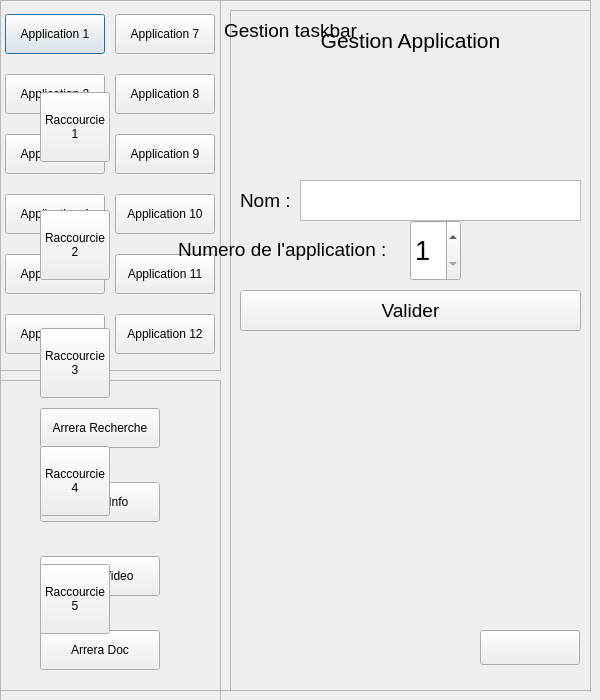
This is cdaparaarreralib.ui in Arrera-Software/Arrera-Interface as Qt 5 draws it before an edit. The edited form follows.
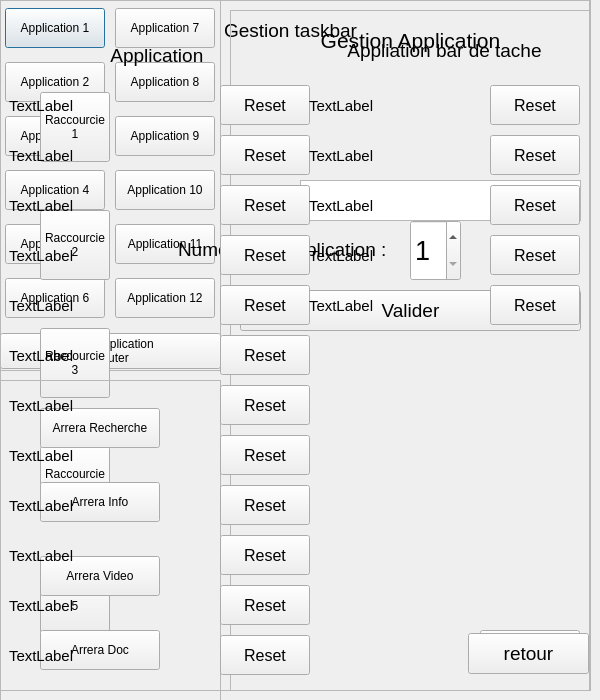
This is the edited form. Icons and pictures are not drawn.

Commit message: Ajout UIX historique APP

What changed in the file:
```diff
--- a/cdaparaarreralib.ui
+++ b/cdaparaarreralib.ui
@@ -46,7 +46,7 @@
       <x>0</x>
       <y>0</y>
       <width>111</width>
-      <height>371</height>
+      <height>331</height>
      </rect>
     </property>
     <layout class="QVBoxLayout" name="verticalLayout">
@@ -178,7 +178,7 @@
       <x>110</x>
       <y>0</y>
       <width>111</width>
-      <height>371</height>
+      <height>331</height>
      </rect>
     </property>
     <layout class="QVBoxLayout" name="verticalLayout_3">
@@ -301,6 +301,26 @@
      </item>
     </layout>
    </widget>
+   <widget class="QWidget" name="horizontalLayoutWidget">
+    <property name="geometry">
+     <rect>
+      <x>0</x>
+      <y>330</y>
+      <width>221</width>
+      <height>42</height>
+     </rect>
+    </property>
+    <layout class="QHBoxLayout" name="horizontalLayout">
+     <item>
+      <widget class="QPushButton" name="IDC_APPHISTORIC">
+       <property name="text">
+        <string>Liste Application
+ajouter</string>
+       </property>
+      </widget>
+     </item>
+    </layout>
+   </widget>
   </widget>
   <widget class="QFrame" name="FArreraApp">
    <property name="geometry">
@@ -758,10 +778,921 @@
     </property>
    </widget>
   </widget>
-  <zorder>FArreraApp</zorder>
+  <widget class="QFrame" name="FHISTORICAPP">
+   <property name="geometry">
+    <rect>
+     <x>-1</x>
+     <y>0</y>
+     <width>591</width>
+     <height>691</height>
+    </rect>
+   </property>
+   <property name="frameShape">
+    <enum>QFrame::StyledPanel</enum>
+   </property>
+   <property name="frameShadow">
+    <enum>QFrame::Raised</enum>
+   </property>
+   <widget class="QWidget" name="horizontalLayoutWidget_2">
+    <property name="geometry">
+     <rect>
+      <x>10</x>
+      <y>180</y>
+      <width>301</width>
+      <height>51</height>
+     </rect>
+    </property>
+    <layout class="QHBoxLayout" name="horizontalLayout_3">
+     <item>
+      <widget class="QLabel" name="IDC_RAC3">
+       <property name="font">
+        <font>
+         <pointsize>11</pointsize>
+        </font>
+       </property>
+       <property name="text">
+        <string>TextLabel</string>
+       </property>
+      </widget>
+     </item>
+     <item>
+      <widget class="QPushButton" name="IDC_RESETRAC3">
+       <property name="minimumSize">
+        <size>
+         <width>90</width>
+         <height>40</height>
+        </size>
+       </property>
+       <property name="maximumSize">
+        <size>
+         <width>90</width>
+         <height>40</height>
+        </size>
+       </property>
+       <property name="font">
+        <font>
+         <pointsize>12</pointsize>
+        </font>
+       </property>
+       <property name="text">
+        <string>Reset</string>
+       </property>
+      </widget>
+     </item>
+    </layout>
+   </widget>
+   <widget class="QWidget" name="horizontalLayoutWidget_4">
+    <property name="geometry">
+     <rect>
+      <x>10</x>
+      <y>130</y>
+      <width>301</width>
+      <height>51</height>
+     </rect>
+    </property>
+    <layout class="QHBoxLayout" name="horizontalLayout_5">
+     <item>
+      <widget class="QLabel" name="IDC_RAC2">
+       <property name="font">
+        <font>
+         <pointsize>11</pointsize>
+        </font>
+       </property>
+       <property name="text">
+        <string>TextLabel</string>
+       </property>
+      </widget>
+     </item>
+     <item>
+      <widget class="QPushButton" name="IDC_RESETRAC2">
+       <property name="minimumSize">
+        <size>
+         <width>90</width>
+         <height>40</height>
+        </size>
+       </property>
+       <property name="maximumSize">
+        <size>
+         <width>90</width>
+         <height>40</height>
+        </size>
+       </property>
+       <property name="font">
+        <font>
+         <pointsize>12</pointsize>
+        </font>
+       </property>
+       <property name="text">
+        <string>Reset</string>
+       </property>
+      </widget>
+     </item>
+    </layout>
+   </widget>
+   <widget class="QWidget" name="horizontalLayoutWidget_5">
+    <property name="geometry">
+     <rect>
+      <x>10</x>
+      <y>630</y>
+      <width>301</width>
+      <height>51</height>
+     </rect>
+    </property>
+    <layout class="QHBoxLayout" name="horizontalLayout_6">
+     <item>
+      <widget class="QLabel" name="IDC_RAC12">
+       <property name="font">
+        <font>
+         <pointsize>11</pointsize>
+        </font>
+       </property>
+       <property name="text">
+        <string>TextLabel</string>
+       </property>
+      </widget>
+     </item>
+     <item>
+      <widget class="QPushButton" name="IDC_RESETRAC12">
+       <property name="minimumSize">
+        <size>
+         <width>90</width>
+         <height>40</height>
+        </size>
+       </property>
+       <property name="maximumSize">
+        <size>
+         <width>90</width>
+         <height>40</height>
+        </size>
+       </property>
+       <property name="font">
+        <font>
+         <pointsize>12</pointsize>
+        </font>
+       </property>
+       <property name="text">
+        <string>Reset</string>
+       </property>
+      </widget>
+     </item>
+    </layout>
+   </widget>
+   <widget class="QWidget" name="horizontalLayoutWidget_6">
+    <property name="geometry">
+     <rect>
+      <x>10</x>
+      <y>580</y>
+      <width>301</width>
+      <height>51</height>
+     </rect>
+    </property>
+    <layout class="QHBoxLayout" name="horizontalLayout_7">
+     <item>
+      <widget class="QLabel" name="IDC_RAC11">
+       <property name="font">
+        <font>
+         <pointsize>11</pointsize>
+        </font>
+       </property>
+       <property name="text">
+        <string>TextLabel</string>
+       </property>
+      </widget>
+     </item>
+     <item>
+      <widget class="QPushButton" name="IDC_RESETRAC11">
+       <property name="minimumSize">
+        <size>
+         <width>90</width>
+         <height>40</height>
+        </size>
+       </property>
+       <property name="maximumSize">
+        <size>
+         <width>90</width>
+         <height>40</height>
+        </size>
+       </property>
+       <property name="font">
+        <font>
+         <pointsize>12</pointsize>
+        </font>
+       </property>
+       <property name="text">
+        <string>Reset</string>
+       </property>
+      </widget>
+     </item>
+    </layout>
+   </widget>
+   <widget class="QWidget" name="horizontalLayoutWidget_7">
+    <property name="geometry">
+     <rect>
+      <x>10</x>
+      <y>530</y>
+      <width>301</width>
+      <height>51</height>
+     </rect>
+    </property>
+    <layout class="QHBoxLayout" name="horizontalLayout_8">
+     <item>
+      <widget class="QLabel" name="IDC_RAC10">
+       <property name="font">
+        <font>
+         <pointsize>11</pointsize>
+        </font>
+       </property>
+       <property name="text">
+        <string>TextLabel</string>
+       </property>
+      </widget>
+     </item>
+     <item>
+      <widget class="QPushButton" name="IDC_RESETRAC10">
+       <property name="minimumSize">
+        <size>
+         <width>90</width>
+         <height>40</height>
+        </size>
+       </property>
+       <property name="maximumSize">
+        <size>
+         <width>90</width>
+         <height>40</height>
+        </size>
+       </property>
+       <property name="font">
+        <font>
+         <pointsize>12</pointsize>
+        </font>
+       </property>
+       <property name="text">
+        <string>Reset</string>
+       </property>
+      </widget>
+     </item>
+    </layout>
+   </widget>
+   <widget class="QWidget" name="horizontalLayoutWidget_8">
+    <property name="geometry">
+     <rect>
+      <x>10</x>
+      <y>480</y>
+      <width>301</width>
+      <height>51</height>
+     </rect>
+    </property>
+    <layout class="QHBoxLayout" name="horizontalLayout_9">
+     <item>
+      <widget class="QLabel" name="IDC_RAC9">
+       <property name="font">
+        <font>
+         <pointsize>11</pointsize>
+        </font>
+       </property>
+       <property name="text">
+        <string>TextLabel</string>
+       </property>
+      </widget>
+     </item>
+     <item>
+      <widget class="QPushButton" name="IDC_RESETRAC9">
+       <property name="minimumSize">
+        <size>
+         <width>90</width>
+         <height>40</height>
+        </size>
+       </property>
+       <property name="maximumSize">
+        <size>
+         <width>90</width>
+         <height>40</height>
+        </size>
+       </property>
+       <property name="font">
+        <font>
+         <pointsize>12</pointsize>
+        </font>
+       </property>
+       <property name="text">
+        <string>Reset</string>
+       </property>
+      </widget>
+     </item>
+    </layout>
+   </widget>
+   <widget class="QWidget" name="horizontalLayoutWidget_9">
+    <property name="geometry">
+     <rect>
+      <x>10</x>
+      <y>430</y>
+      <width>301</width>
+      <height>51</height>
+     </rect>
+    </property>
+    <layout class="QHBoxLayout" name="horizontalLayout_10">
+     <item>
+      <widget class="QLabel" name="IDC_RAC8">
+       <property name="font">
+        <font>
+         <pointsize>11</pointsize>
+        </font>
+       </property>
+       <property name="text">
+        <string>TextLabel</string>
+       </property>
+      </widget>
+     </item>
+     <item>
+      <widget class="QPushButton" name="IDC_RESETRAC8">
+       <property name="minimumSize">
+        <size>
+         <width>90</width>
+         <height>40</height>
+        </size>
+       </property>
+       <property name="maximumSize">
+        <size>
+         <width>90</width>
+         <height>40</height>
+        </size>
+       </property>
+       <property name="font">
+        <font>
+         <pointsize>12</pointsize>
+        </font>
+       </property>
+       <property name="text">
+        <string>Reset</string>
+       </property>
+      </widget>
+     </item>
+    </layout>
+   </widget>
+   <widget class="QWidget" name="horizontalLayoutWidget_10">
+    <property name="geometry">
+     <rect>
+      <x>10</x>
+      <y>380</y>
+      <width>301</width>
+      <height>51</height>
+     </rect>
+    </property>
+    <layout class="QHBoxLayout" name="horizontalLayout_11">
+     <item>
+      <widget class="QLabel" name="IDC_RAC7">
+       <property name="font">
+        <font>
+         <pointsize>11</pointsize>
+        </font>
+       </property>
+       <property name="text">
+        <string>TextLabel</string>
+       </property>
+      </widget>
+     </item>
+     <item>
+      <widget class="QPushButton" name="IDC_RESETRAC7">
+       <property name="minimumSize">
+        <size>
+         <width>90</width>
+         <height>40</height>
+        </size>
+       </property>
+       <property name="maximumSize">
+        <size>
+         <width>90</width>
+         <height>40</height>
+        </size>
+       </property>
+       <property name="font">
+        <font>
+         <pointsize>12</pointsize>
+        </font>
+       </property>
+       <property name="text">
+        <string>Reset</string>
+       </property>
+      </widget>
+     </item>
+    </layout>
+   </widget>
+   <widget class="QWidget" name="horizontalLayoutWidget_11">
+    <property name="geometry">
+     <rect>
+      <x>10</x>
+      <y>330</y>
+      <width>301</width>
+      <height>51</height>
+     </rect>
+    </property>
+    <layout class="QHBoxLayout" name="horizontalLayout_12">
+     <item>
+      <widget class="QLabel" name="IDC_RAC6">
+       <property name="font">
+        <font>
+         <pointsize>11</pointsize>
+        </font>
+       </property>
+       <property name="text">
+        <string>TextLabel</string>
+       </property>
+      </widget>
+     </item>
+     <item>
+      <widget class="QPushButton" name="IDC_RESETRAC6">
+       <property name="minimumSize">
+        <size>
+         <width>90</width>
+         <height>40</height>
+        </size>
+       </property>
+       <property name="maximumSize">
+        <size>
+         <width>90</width>
+         <height>40</height>
+        </size>
+       </property>
+       <property name="font">
+        <font>
+         <pointsize>12</pointsize>
+        </font>
+       </property>
+       <property name="text">
+        <string>Reset</string>
+       </property>
+      </widget>
+     </item>
+    </layout>
+   </widget>
+   <widget class="QWidget" name="horizontalLayoutWidget_12">
+    <property name="geometry">
+     <rect>
+      <x>10</x>
+      <y>280</y>
+      <width>301</width>
+      <height>51</height>
+     </rect>
+    </property>
+    <layout class="QHBoxLayout" name="horizontalLayout_13">
+     <item>
+      <widget class="QLabel" name="IDC_RAC5">
+       <property name="font">
+        <font>
+         <pointsize>11</pointsize>
+        </font>
+       </property>
+       <property name="text">
+        <string>TextLabel</string>
+       </property>
+      </widget>
+     </item>
+     <item>
+      <widget class="QPushButton" name="IDC_RESETRAC5">
+       <property name="minimumSize">
+        <size>
+         <width>90</width>
+         <height>40</height>
+        </size>
+       </property>
+       <property name="maximumSize">
+        <size>
+         <width>90</width>
+         <height>40</height>
+        </size>
+       </property>
+       <property name="font">
+        <font>
+         <pointsize>12</pointsize>
+        </font>
+       </property>
+       <property name="text">
+        <string>Reset</string>
+       </property>
+      </widget>
+     </item>
+    </layout>
+   </widget>
+   <widget class="QWidget" name="horizontalLayoutWidget_13">
+    <property name="geometry">
+     <rect>
+      <x>10</x>
+      <y>230</y>
+      <width>301</width>
+      <height>51</height>
+     </rect>
+    </property>
+    <layout class="QHBoxLayout" name="horizontalLayout_14">
+     <item>
+      <widget class="QLabel" name="IDC_RAC4">
+       <property name="font">
+        <font>
+         <pointsize>11</pointsize>
+        </font>
+       </property>
+       <property name="text">
+        <string>TextLabel</string>
+       </property>
+      </widget>
+     </item>
+     <item>
+      <widget class="QPushButton" name="IDC_RESETRAC4">
+       <property name="minimumSize">
+        <size>
+         <width>90</width>
+         <height>40</height>
+        </size>
+       </property>
+       <property name="maximumSize">
+        <size>
+         <width>90</width>
+         <height>40</height>
+        </size>
+       </property>
+       <property name="font">
+        <font>
+         <pointsize>12</pointsize>
+        </font>
+       </property>
+       <property name="text">
+        <string>Reset</string>
+       </property>
+      </widget>
+     </item>
+    </layout>
+   </widget>
+   <widget class="QWidget" name="horizontalLayoutWidget_3">
+    <property name="geometry">
+     <rect>
+      <x>10</x>
+      <y>80</y>
+      <width>301</width>
+      <height>51</height>
+     </rect>
+    </property>
+    <layout class="QHBoxLayout" name="horizontalLayout_4">
+     <item>
+      <widget class="QLabel" name="IDC_RAC1">
+       <property name="font">
+        <font>
+         <pointsize>11</pointsize>
+        </font>
+       </property>
+       <property name="text">
+        <string>TextLabel</string>
+       </property>
+       <property name="scaledContents">
+        <bool>false</bool>
+       </property>
+      </widget>
+     </item>
+     <item>
+      <widget class="QPushButton" name="IDC_RESETRAC1">
+       <property name="minimumSize">
+        <size>
+         <width>90</width>
+         <height>40</height>
+        </size>
+       </property>
+       <property name="maximumSize">
+        <size>
+         <width>90</width>
+         <height>40</height>
+        </size>
+       </property>
+       <property name="font">
+        <font>
+         <pointsize>12</pointsize>
+        </font>
+       </property>
+       <property name="text">
+        <string>Reset</string>
+       </property>
+      </widget>
+     </item>
+    </layout>
+   </widget>
+   <widget class="QLabel" name="label">
+    <property name="geometry">
+     <rect>
+      <x>10</x>
+      <y>35</y>
+      <width>301</width>
+      <height>41</height>
+     </rect>
+    </property>
+    <property name="font">
+     <font>
+      <pointsize>14</pointsize>
+     </font>
+    </property>
+    <property name="text">
+     <string>Application </string>
+    </property>
+    <property name="alignment">
+     <set>Qt::AlignCenter</set>
+    </property>
+   </widget>
+   <widget class="QLabel" name="label_2">
+    <property name="geometry">
+     <rect>
+      <x>320</x>
+      <y>30</y>
+      <width>251</width>
+      <height>41</height>
+     </rect>
+    </property>
+    <property name="font">
+     <font>
+      <pointsize>14</pointsize>
+     </font>
+    </property>
+    <property name="text">
+     <string>Appliation bar de tache</string>
+    </property>
+    <property name="alignment">
+     <set>Qt::AlignCenter</set>
+    </property>
+   </widget>
+   <widget class="QWidget" name="horizontalLayoutWidget_14">
+    <property name="geometry">
+     <rect>
+      <x>310</x>
+      <y>80</y>
+      <width>271</width>
+      <height>51</height>
+     </rect>
+    </property>
+    <layout class="QHBoxLayout" name="horizontalLayout_15">
+     <item>
+      <widget class="QLabel" name="IDC_TASKRAC1">
+       <property name="font">
+        <font>
+         <pointsize>11</pointsize>
+        </font>
+       </property>
+       <property name="text">
+        <string>TextLabel</string>
+       </property>
+       <property name="scaledContents">
+        <bool>false</bool>
+       </property>
+      </widget>
+     </item>
+     <item>
+      <widget class="QPushButton" name="IDC_RESETTASK1">
+       <property name="minimumSize">
+        <size>
+         <width>90</width>
+         <height>40</height>
+        </size>
+       </property>
+       <property name="maximumSize">
+        <size>
+         <width>90</width>
+         <height>40</height>
+        </size>
+       </property>
+       <property name="font">
+        <font>
+         <pointsize>12</pointsize>
+        </font>
+       </property>
+       <property name="text">
+        <string>Reset</string>
+       </property>
+      </widget>
+     </item>
+    </layout>
+   </widget>
+   <widget class="QWidget" name="horizontalLayoutWidget_15">
+    <property name="geometry">
+     <rect>
+      <x>310</x>
+      <y>130</y>
+      <width>271</width>
+      <height>51</height>
+     </rect>
+    </property>
+    <layout class="QHBoxLayout" name="horizontalLayout_16">
+     <item>
+      <widget class="QLabel" name="IDC_TASKRAC2">
+       <property name="font">
+        <font>
+         <pointsize>11</pointsize>
+        </font>
+       </property>
+       <property name="text">
+        <string>TextLabel</string>
+       </property>
+       <property name="scaledContents">
+        <bool>false</bool>
+       </property>
+      </widget>
+     </item>
+     <item>
+      <widget class="QPushButton" name="IDC_RESETTASK2">
+       <property name="minimumSize">
+        <size>
+         <width>90</width>
+         <height>40</height>
+        </size>
+       </property>
+       <property name="maximumSize">
+        <size>
+         <width>90</width>
+         <height>40</height>
+        </size>
+       </property>
+       <property name="font">
+        <font>
+         <pointsize>12</pointsize>
+        </font>
+       </property>
+       <property name="text">
+        <string>Reset</string>
+       </property>
+      </widget>
+     </item>
+    </layout>
+   </widget>
+   <widget class="QWidget" name="horizontalLayoutWidget_16">
+    <property name="geometry">
+     <rect>
+      <x>310</x>
+      <y>180</y>
+      <width>271</width>
+      <height>51</height>
+     </rect>
+    </property>
+    <layout class="QHBoxLayout" name="horizontalLayout_17">
+     <item>
+      <widget class="QLabel" name="IDC_TASKRAC3">
+       <property name="font">
+        <font>
+         <pointsize>11</pointsize>
+        </font>
+       </property>
+       <property name="text">
+        <string>TextLabel</string>
+       </property>
+       <property name="scaledContents">
+        <bool>false</bool>
+       </property>
+      </widget>
+     </item>
+     <item>
+      <widget class="QPushButton" name="IDC_RESETTASK1_3">
+       <property name="minimumSize">
+        <size>
+         <width>90</width>
+         <height>40</height>
+        </size>
+       </property>
+       <property name="maximumSize">
+        <size>
+         <width>90</width>
+         <height>40</height>
+        </size>
+       </property>
+       <property name="font">
+        <font>
+         <pointsize>12</pointsize>
+        </font>
+       </property>
+       <property name="text">
+        <string>Reset</string>
+       </property>
+      </widget>
+     </item>
+    </layout>
+   </widget>
+   <widget class="QWidget" name="horizontalLayoutWidget_17">
+    <property name="geometry">
+     <rect>
+      <x>310</x>
+      <y>230</y>
+      <width>271</width>
+      <height>51</height>
+     </rect>
+    </property>
+    <layout class="QHBoxLayout" name="horizontalLayout_18">
+     <item>
+      <widget class="QLabel" name="IDC_TASKRAC1_4">
+       <property name="font">
+        <font>
+         <pointsize>11</pointsize>
+        </font>
+       </property>
+       <property name="text">
+        <string>TextLabel</string>
+       </property>
+       <property name="scaledContents">
+        <bool>false</bool>
+       </property>
+      </widget>
+     </item>
+     <item>
+      <widget class="QPushButton" name="IDC_RESETTASK4">
+       <property name="minimumSize">
+        <size>
+         <width>90</width>
+         <height>40</height>
+        </size>
+       </property>
+       <property name="maximumSize">
+        <size>
+         <width>90</width>
+         <height>40</height>
+        </size>
+       </property>
+       <property name="font">
+        <font>
+         <pointsize>12</pointsize>
+        </font>
+       </property>
+       <property name="text">
+        <string>Reset</string>
+       </property>
+      </widget>
+     </item>
+    </layout>
+   </widget>
+   <widget class="QWidget" name="horizontalLayoutWidget_18">
+    <property name="geometry">
+     <rect>
+      <x>310</x>
+      <y>280</y>
+      <width>271</width>
+      <height>51</height>
+     </rect>
+    </property>
+    <layout class="QHBoxLayout" name="horizontalLayout_19">
+     <item>
+      <widget class="QLabel" name="IDC_TASKRAC5">
+       <property name="font">
+        <font>
+         <pointsize>11</pointsize>
+        </font>
+       </property>
+       <property name="text">
+        <string>TextLabel</string>
+       </property>
+       <property name="scaledContents">
+        <bool>false</bool>
+       </property>
+      </widget>
+     </item>
+     <item>
+      <widget class="QPushButton" name="IDC_RESETTASK5">
+       <property name="minimumSize">
+        <size>
+         <width>90</width>
+         <height>40</height>
+        </size>
+       </property>
+       <property name="maximumSize">
+        <size>
+         <width>90</width>
+         <height>40</height>
+        </size>
+       </property>
+       <property name="font">
+        <font>
+         <pointsize>12</pointsize>
+        </font>
+       </property>
+       <property name="text">
+        <string>Reset</string>
+       </property>
+      </widget>
+     </item>
+    </layout>
+   </widget>
+   <widget class="QPushButton" name="IDC_QUITHIST">
+    <property name="geometry">
+     <rect>
+      <x>469</x>
+      <y>633</y>
+      <width>121</width>
+      <height>41</height>
+     </rect>
+    </property>
+    <property name="font">
+     <font>
+      <pointsize>14</pointsize>
+     </font>
+    </property>
+    <property name="text">
+     <string>retour</string>
+    </property>
+   </widget>
+  </widget>
   <zorder>Fapp</zorder>
-  <zorder>FGESTAPP</zorder>
   <zorder>FGESTTASKBAR</zorder>
+  <zorder>FGESTAPP</zorder>
+  <zorder>FArreraApp</zorder>
+  <zorder>FHISTORICAPP</zorder>
  </widget>
  <resources>
   <include location="ArreraTheme.qrc"/>
```
The commit also changes 2 other files.
